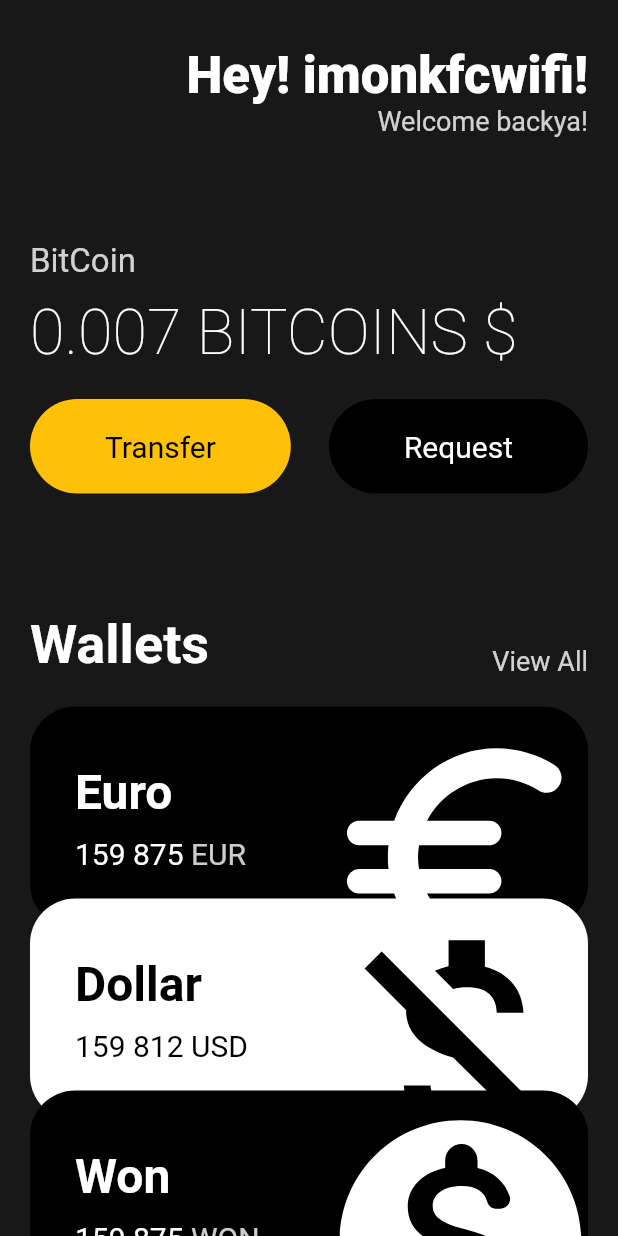
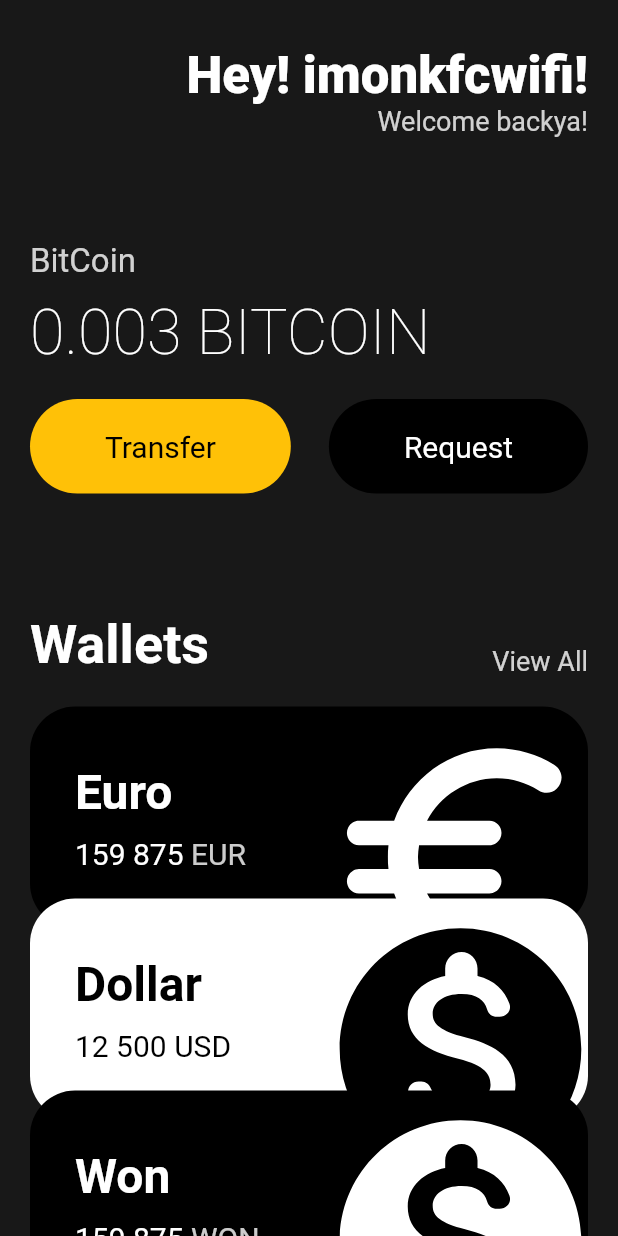
Before and after one commit to imonkfcwifi/first_flutter, a Flutter app: the screen it shows after launch, on a phone screen of 412 x 824 dp. Run offline on Flutter 3.47's test engine with Material 2 defaults, Android fonts, the phone set to English and light mode, and no system bars.

```diff
--- a/lib/main.dart
+++ b/lib/main.dart
@@ -64,7 +64,7 @@ class App extends StatelessWidget {
                   height: 10,
                 ),
                 Text(
-                  '0.007 BITCOINS \$',
+                  '0.003 BITCOIN ',
                   style: TextStyle(
                     fontWeight: FontWeight.w200,
                     fontSize: 42,
@@ -122,26 +122,23 @@ class App extends StatelessWidget {
                   amount: '159 875',
                   icon: Icons.euro_rounded,
                   isInverted: false,
+                  offsetOrder: 0,
                 ),
-                Transform.translate(
-                  offset: const Offset(0, -20),
-                  child: const CureencyCard(
+                const CureencyCard(
                   name: 'Dollar',
                   code: 'USD',
-                    amount: '159 812',
-                    icon: Icons.money_off_csred_outlined,
+                  amount: '12 500',
+                  icon: Icons.monetization_on_rounded,
                   isInverted: true,
+                  offsetOrder: -20,
                 ),
-                ),
-                Transform.translate(
-                  offset: const Offset(0, -40),
-                  child: const CureencyCard(
+                const CureencyCard(
                   name: 'Won',
                   code: 'WON',
                   amount: '159 875',
                   icon: Icons.monetization_on_rounded,
                   isInverted: false,
-                  ),
+                  offsetOrder: -40,
                 ),
               ],
             ),
--- a/lib/widgets/currency_card.dart
+++ b/lib/widgets/currency_card.dart
@@ -4,6 +4,7 @@ class CureencyCard extends StatelessWidget {
   final String name, code, amount;
   final IconData icon;
   final bool isInverted;
+  final double offsetOrder;
 
   const CureencyCard({
     super.key,
@@ -12,10 +13,13 @@ class CureencyCard extends StatelessWidget {
     required this.amount,
     required this.icon,
     required this.isInverted,
+    required this.offsetOrder,
   });
   @override
   Widget build(BuildContext context) {
-    return Container(
+    return Transform.translate(
+      offset: Offset(0, offsetOrder),
+      child: Container(
         clipBehavior: Clip.hardEdge,
         decoration: BoxDecoration(
           color: isInverted ? Colors.white : Colors.black,
@@ -83,6 +87,7 @@ class CureencyCard extends StatelessWidget {
             ],
           ),
         ),
+      ),
     );
   }
 }
```
Lines whose indentation alone changed are shown as unchanged.
